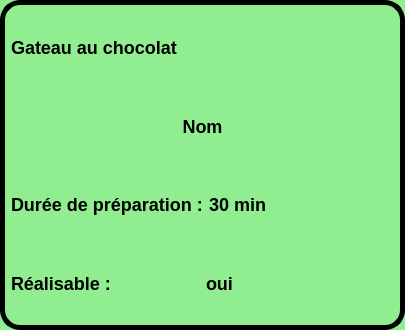
Old version of the form vignetterecette.ui in the repository ACoupat/Refrigestion.
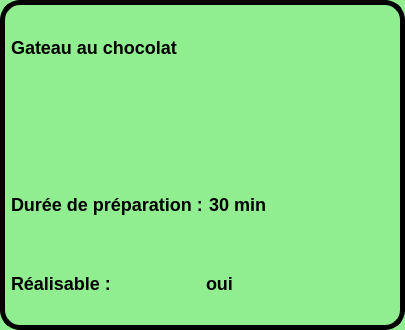
New version of the form. Icons and pictures are not drawn.

Patch:
```diff
--- a/vignetterecette.ui
+++ b/vignetterecette.ui
@@ -44,7 +44,7 @@
 }</string>
      </property>
      <property name="text">
-      <string>Nom</string>
+      <string/>
      </property>
      <property name="alignment">
       <set>Qt::AlignCenter</set>
```
